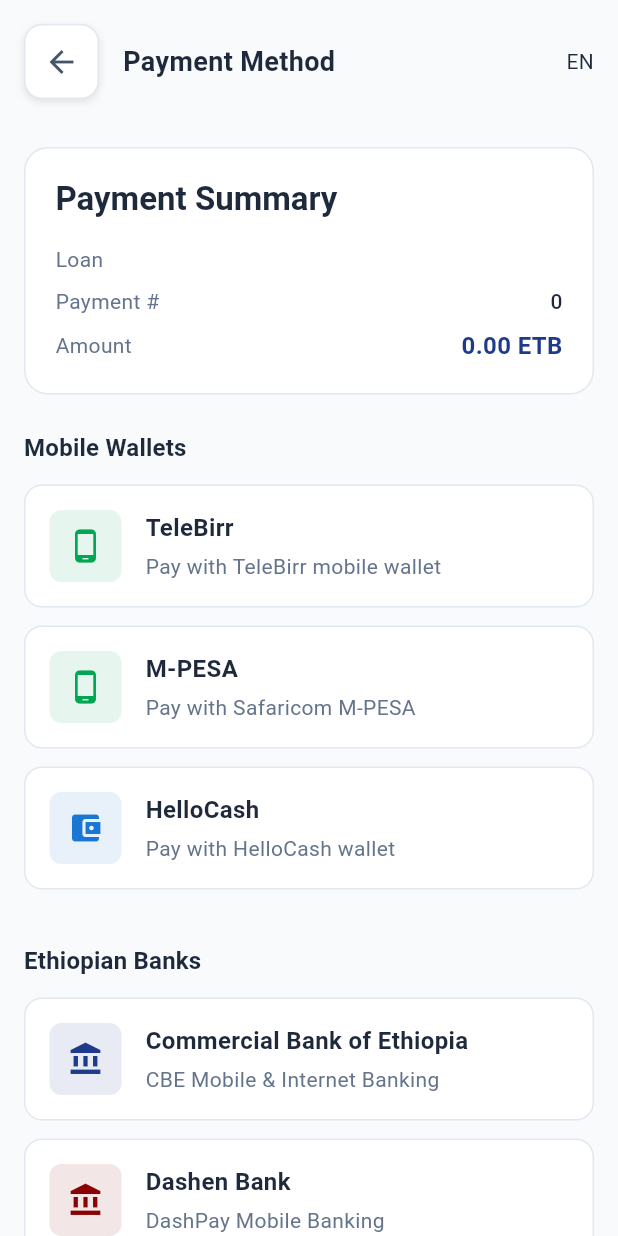
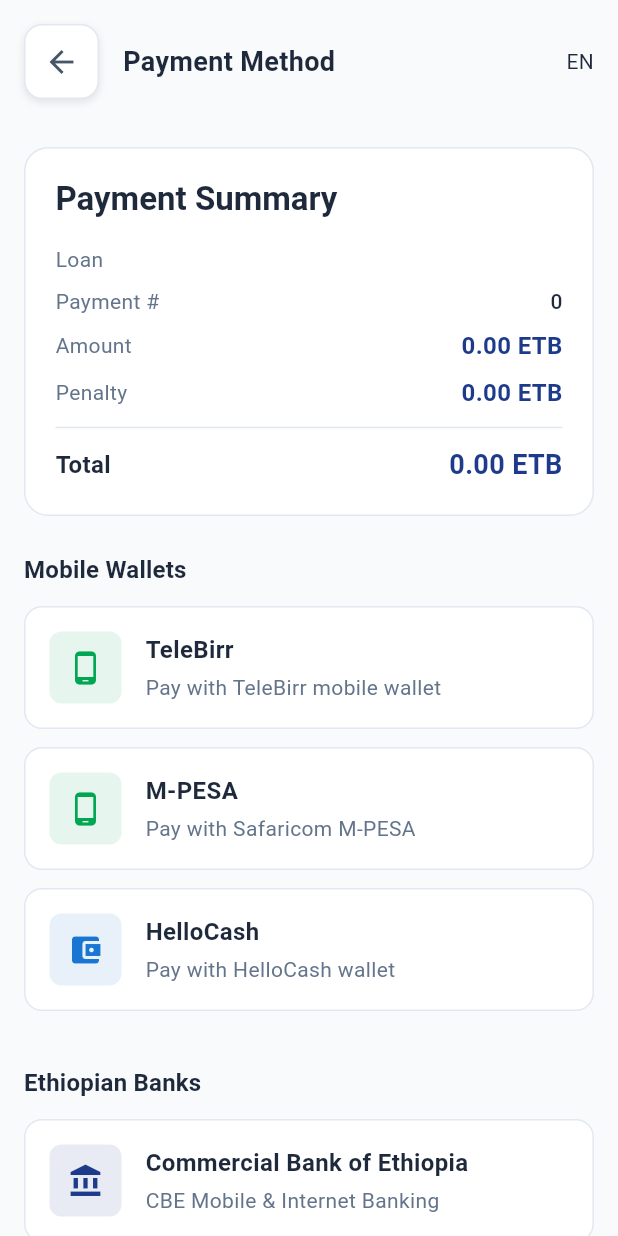
Before and after one commit to abenooo/ethio_saccos, a Flutter app: the PaymentMethodScreen screen opened directly with empty values, on a phone screen of 412 x 824 dp. Run offline on Flutter 3.47's test engine with Material 3 defaults, Android fonts, the phone set to English and light mode, and no system bars; our stand-ins replace curved_navigation_bar, shared_preferences; accounts and stored records are empty.

Commit message:
Add penality

```diff
--- a/lib/features/payments/screens/payment_method_screen.dart
+++ b/lib/features/payments/screens/payment_method_screen.dart
@@ -145,6 +145,10 @@
                         _buildSummaryRow('Payment #', '${widget.paymentNumber}', palette),
                         const SizedBox(height: 8),
                         _buildSummaryRow('Amount', '${widget.amount.toStringAsFixed(2)} ETB', palette, isAmount: true),
+                        const SizedBox(height: 8),
+                        _buildSummaryRow('Penalty', '0.00 ETB', palette, isAmount: true),
+                        Divider(height: 24, color: palette.cardBorder),
+                        _buildSummaryRow('Total', '${widget.amount.toStringAsFixed(2)} ETB', palette, isAmount: true, isTotal: true),
                       ],
                     ),
                   ),
@@ -216,23 +220,28 @@
     );
   }
 
-  Widget _buildSummaryRow(String label, String value, AppPalette palette, {bool isAmount = false}) {
+  Widget _buildSummaryRow(String label, String value, AppPalette palette, {bool isAmount = false, bool isTotal = false}) {
     return Row(
       mainAxisAlignment: MainAxisAlignment.spaceBetween,
       children: [
         Text(
           label,
           style: TextStyle(
-            color: palette.textSecondary,
-            fontSize: 14,
+            color: isTotal ? palette.textPrimary : palette.textSecondary,
+            fontSize: isTotal ? 16 : 14,
+            fontWeight: isTotal ? FontWeight.w600 : FontWeight.normal,
           ),
         ),
         Text(
           value,
           style: TextStyle(
-            color: isAmount ? Theme.of(context).colorScheme.primary : palette.textPrimary,
-            fontSize: isAmount ? 16 : 14,
-            fontWeight: isAmount ? FontWeight.w600 : FontWeight.w500,
+            color: isTotal
+                ? Theme.of(context).colorScheme.primary
+                : isAmount
+                    ? Theme.of(context).colorScheme.primary
+                    : palette.textPrimary,
+            fontSize: isTotal ? 18 : isAmount ? 16 : 14,
+            fontWeight: isTotal ? FontWeight.bold : isAmount ? FontWeight.w600 : FontWeight.w500,
           ),
         ),
       ],
```
